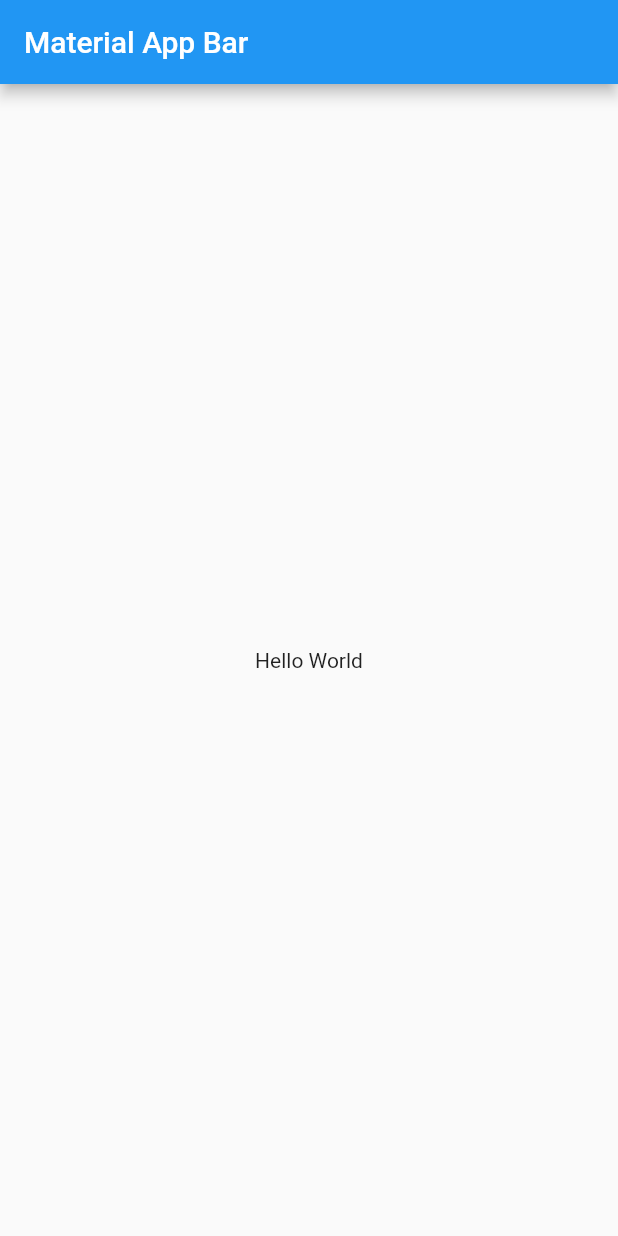
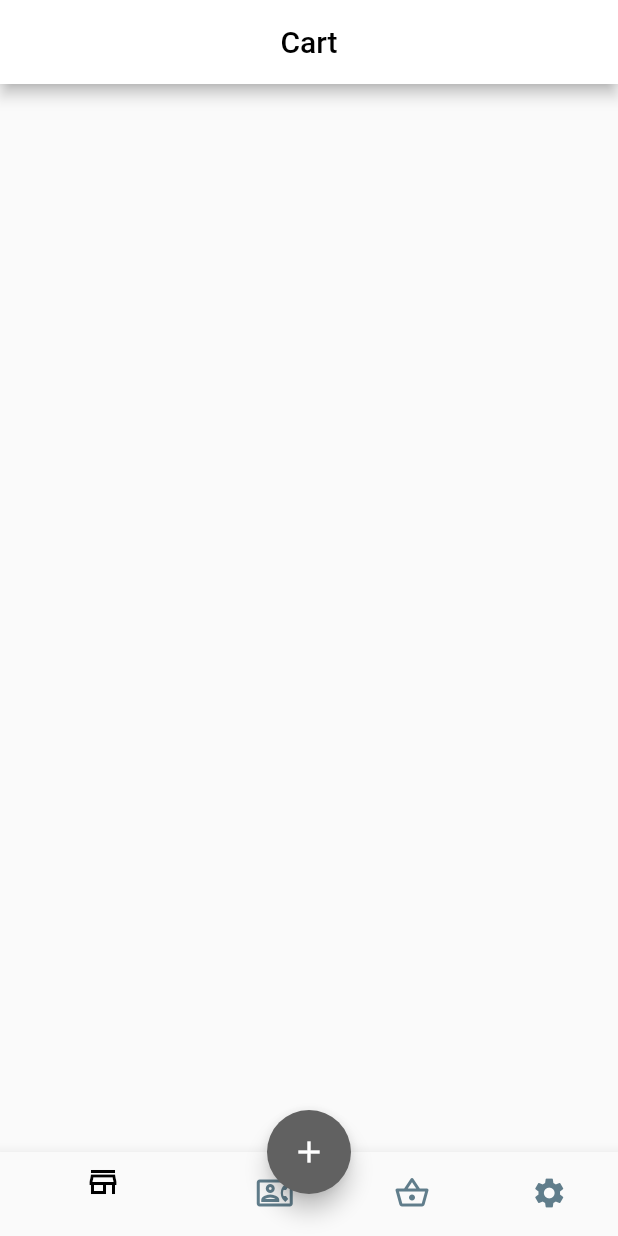
Before and after one commit to hakanglg/fresh_food, a Flutter app: the screen it shows after launch, on a phone screen of 412 x 824 dp. Run offline on Flutter 3.47's test engine with Material 2 defaults, Android fonts, the phone set to English and light mode, and no system bars.

Commit message:
bad_coding

```diff
--- /dev/null
+++ b/lib/fresh_food_view.dart
@@ -0,0 +1,49 @@
+import 'package:flutter/material.dart';
+
+class FreshFoodView extends StatefulWidget {
+  FreshFoodView({Key? key}) : super(key: key);
+
+  @override
+  _FreshFoodViewState createState() => _FreshFoodViewState();
+}
+
+class _FreshFoodViewState extends State<FreshFoodView> {
+  final appBarTitle = "Cart";
+  @override
+  Widget build(BuildContext context) {
+    return Scaffold(
+      appBar: AppBar(
+        title: Text(
+          appBarTitle,
+          style: TextStyle(color: Colors.black),
+        ),
+        centerTitle: true,
+        backgroundColor: Colors.white,
+      ),
+      body: null,
+      floatingActionButton: FloatingActionButton(
+        onPressed: () {},
+        child: Icon(Icons.add),
+        backgroundColor: Colors.grey[700],
+      ),
+      floatingActionButtonLocation: FloatingActionButtonLocation.centerDocked,
+      bottomNavigationBar: BottomNavigationBar(
+        items: [
+          BottomNavigationBarItem(
+            icon: Icon(Icons.store_mall_directory_outlined),
+            title: Text(""),
+          ),
+          BottomNavigationBarItem(
+              icon: Icon(Icons.quick_contacts_dialer_outlined),
+              title: Text("")),
+          BottomNavigationBarItem(
+              icon: Icon(Icons.shopping_basket_outlined), title: Text("")),
+          BottomNavigationBarItem(icon: Icon(Icons.settings), title: Text("")),
+        ],
+        backgroundColor: Colors.black,
+        unselectedItemColor: Colors.blueGrey,
+        fixedColor: Colors.black,
+      ),
+    );
+  }
+}
--- a/lib/main.dart
+++ b/lib/main.dart
@@ -1,4 +1,5 @@
 import 'package:flutter/material.dart';
+import 'package:fresh_food/fresh_food_view.dart';
 
 void main() => runApp(MyApp());
 
@@ -6,17 +7,8 @@ class MyApp extends StatelessWidget {
   @override
   Widget build(BuildContext context) {
     return MaterialApp(
-      title: 'Material App',
-      home: Scaffold(
-        appBar: AppBar(
-          title: Text('Material App Bar'),
-        ),
-        body: Center(
-          child: Container(
-            child: Text('Hello World'),
-          ),
-        ),
-      ),
+      title: 'FreshFoodView Title',
+      home: FreshFoodView(),
     );
   }
 }
```
